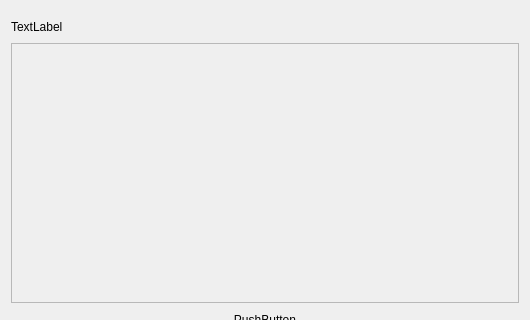
The window that ui/component/ui_chat_room.ui (tonquer/picacg-qt) describes before a commit, drawn with Qt 5; both pictures show x 0 to 530 and y 0 to 320 of the 530 by 582 pixel window.
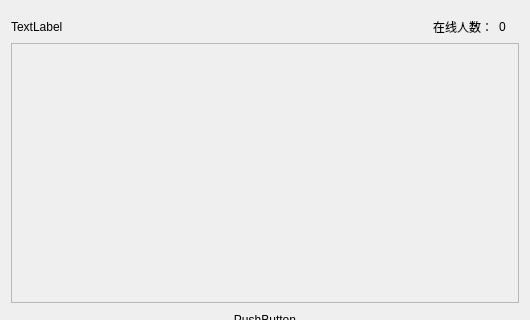
The same window after the commit. Custom widgets are drawn as their Qt base class.

```diff
--- a/ui/component/ui_chat_room.ui
+++ b/ui/component/ui_chat_room.ui
@@ -46,6 +46,20 @@
        </property>
       </spacer>
      </item>
+     <item>
+      <widget class="QLabel" name="label">
+       <property name="text">
+        <string>在线人数：</string>
+       </property>
+      </widget>
+     </item>
+     <item>
+      <widget class="QLabel" name="onlineNum">
+       <property name="text">
+        <string>0</string>
+       </property>
+      </widget>
+     </item>
      <item>
       <widget class="QLabel" name="numLabel">
        <property name="text">
```
